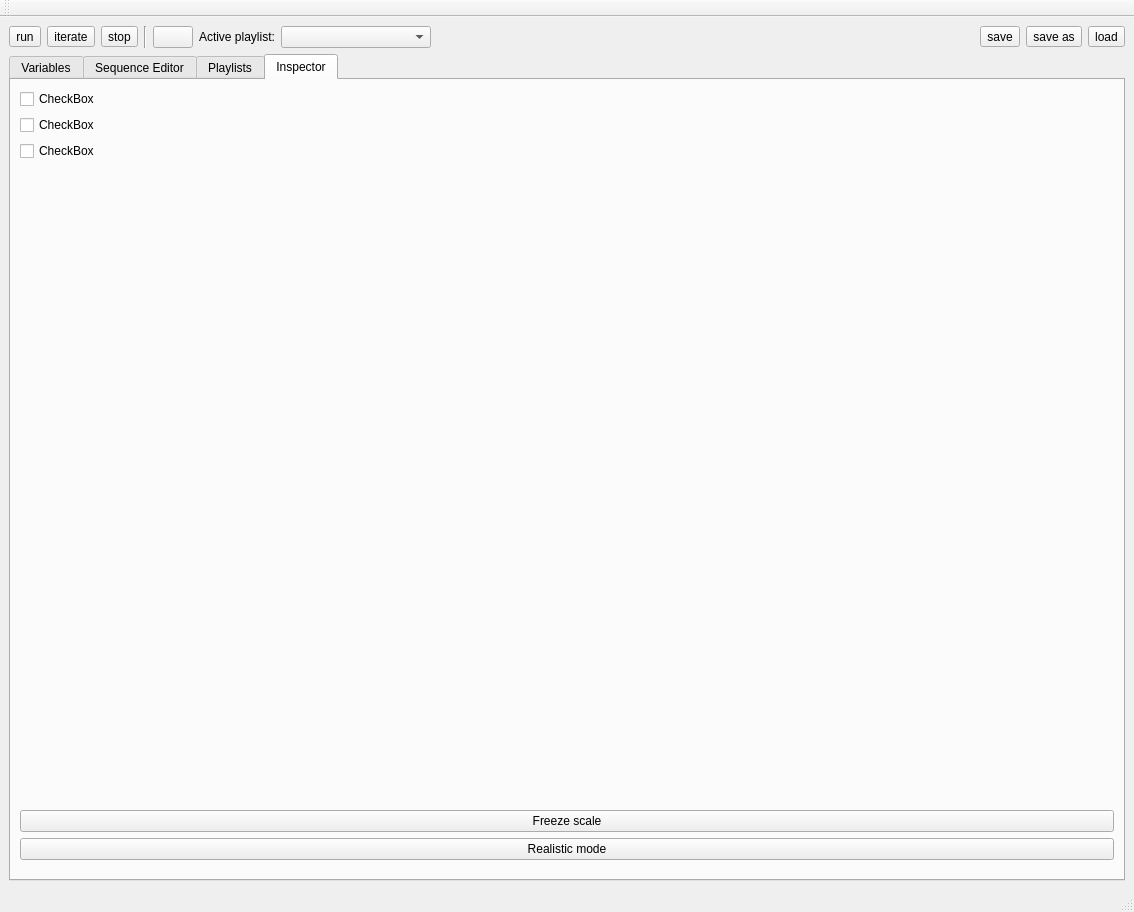
Above: control-system.ui from AlbertHdz4/qplayer before the change. Below: the same form after it.
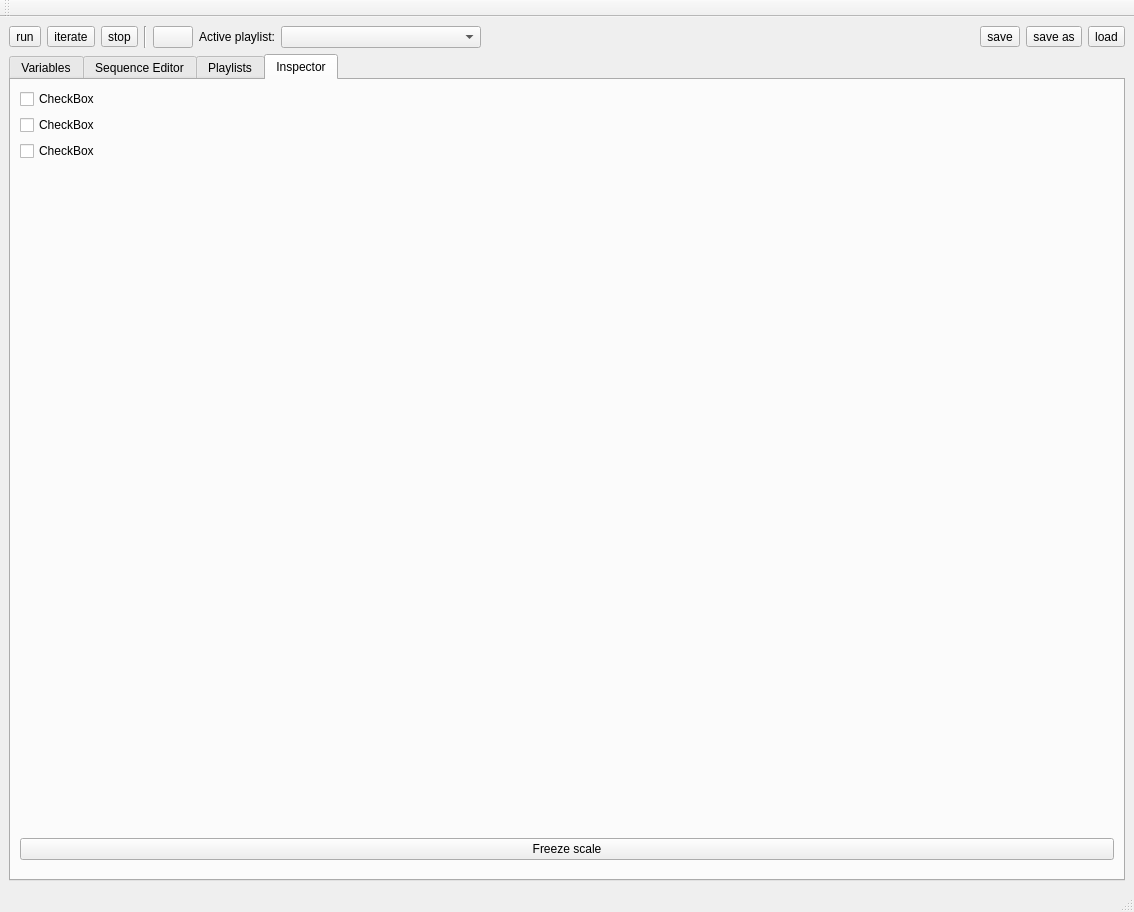
That is the form after the change. The open tabs and pages were chosen to show the change. Icons and pictures are not drawn.

Patch:
```diff
--- a/control-system.ui
+++ b/control-system.ui
@@ -119,7 +119,7 @@
        <widget class="QComboBox" name="playlist_selection_combo_box">
         <property name="minimumSize">
          <size>
-          <width>150</width>
+          <width>200</width>
           <height>0</height>
          </size>
         </property>
@@ -650,16 +650,6 @@
               </property>
              </widget>
             </item>
-            <item>
-             <widget class="QPushButton" name="realistic_mode">
-              <property name="text">
-               <string>Realistic mode</string>
-              </property>
-              <property name="checkable">
-               <bool>true</bool>
-              </property>
-             </widget>
-            </item>
            </layout>
           </item>
          </layout>
```
Left out of the diff: 9 changed lines with no effect on the pictures.
